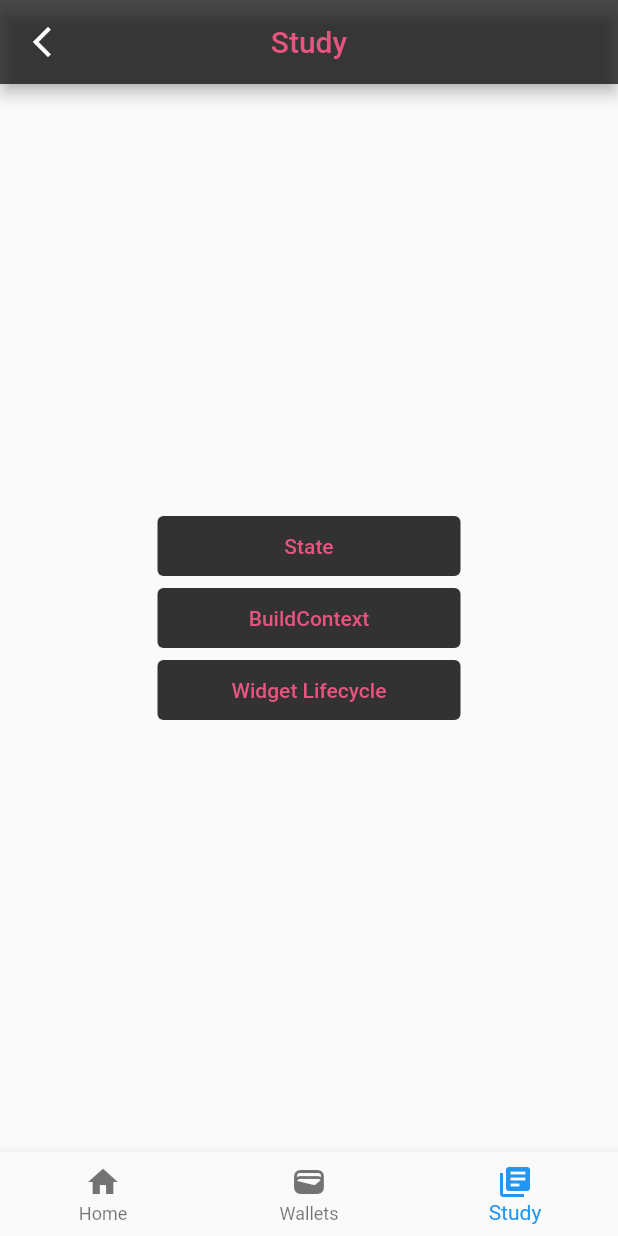
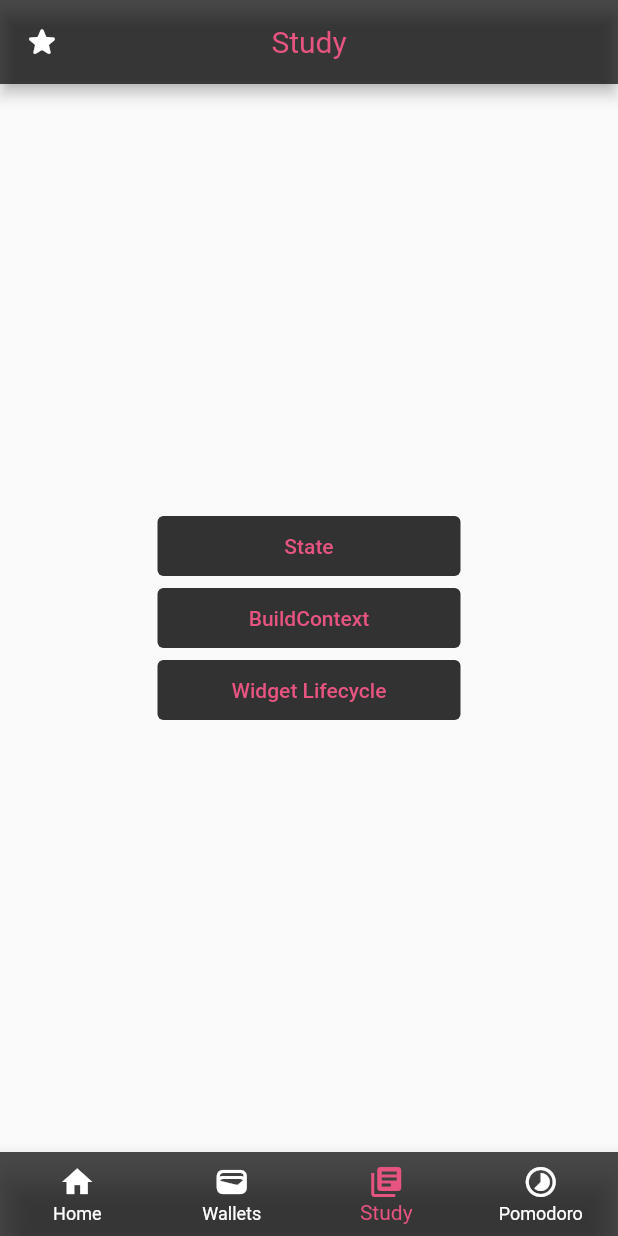
Before and after one commit to GangOn0215/flutter-toonfilx, a Flutter app: the screen it shows after launch, item 3 of the bottom bar chosen, on a phone screen of 412 x 824 dp. Run offline on Flutter 3.47's test engine with Material 2 defaults, Android fonts, the phone set to English and light mode, and no system bars.

Commit message:
#5.0 Pomodoro App
add bottom nav > pomodoro

```diff
--- a/lib/main.dart
+++ b/lib/main.dart
@@ -4,11 +4,14 @@ import 'package:toonflix/utils/tab_navigator.dart';
 import 'package:toonflix/widgets/bottom_navigation.dart';
 
 void main() {
-  runApp(const App());
+  runApp(App());
 }
 
 class App extends StatelessWidget {
-  const App({super.key});
+  final _commonBackgroundColor = Colors.black.withOpacity(0.7);
+  final _commonFontColor = const Color(0xFFE75480);
+
+  App({super.key});
 
   @override
   Widget build(BuildContext context) {
@@ -17,6 +20,18 @@ class App extends StatelessWidget {
         textTheme: const TextTheme(
           titleLarge: TextStyle(
             color: Colors.amber,
+          ),
+        ),
+        bottomNavigationBarTheme: BottomNavigationBarThemeData(
+          backgroundColor: _commonBackgroundColor,
+          unselectedItemColor: Colors.white,
+          selectedItemColor: _commonFontColor,
+        ),
+        appBarTheme: AppBarTheme(
+          backgroundColor: _commonBackgroundColor,
+          titleTextStyle: TextStyle(
+            color: _commonFontColor,
+            fontSize: 20,
           ),
         ),
       ),
@@ -39,11 +54,12 @@ class _RoutePageState extends State<RoutePage> {
     TabItem.home: GlobalKey<NavigatorState>(),
     TabItem.wallets: GlobalKey<NavigatorState>(),
     TabItem.study: GlobalKey<NavigatorState>(),
+    TabItem.pomodoro: GlobalKey<NavigatorState>(),
   };
 
   void _selectTab(TabItem tabItem) {
     if (tabItem == _currentTab) {
-      /// 네비게이션 탭을 누르면, 해당 네비의 첫 스크린으로 이동!
+      // 네비게이션 탭을 누르면, 해당 네비의 첫 스크린으로 이동!
       _navigatorKeys[tabItem]!.currentState!.popUntil(
             (route) => route.isFirst,
           );
@@ -78,6 +94,7 @@ class _RoutePageState extends State<RoutePage> {
             _buildOffstageNavigator(TabItem.home),
             _buildOffstageNavigator(TabItem.wallets),
             _buildOffstageNavigator(TabItem.study),
+            _buildOffstageNavigator(TabItem.pomodoro),
           ],
         ),
         bottomNavigationBar: BottomNavigation(
--- a/lib/screens/home.dart
+++ b/lib/screens/home_screen.dart
@@ -1,7 +1,7 @@
 import 'package:flutter/material.dart';
 
-class Home extends StatelessWidget {
-  const Home({super.key});
+class HomeScreen extends StatelessWidget {
+  const HomeScreen({super.key});
 
   @override
   Widget build(BuildContext context) {
--- a/lib/screens/study.dart
+++ b/lib/screens/study_screen.dart
@@ -2,8 +2,8 @@ import 'package:flutter/material.dart';
 import 'package:toonflix/widgets/study/button_nav.dart';
 import 'package:toonflix/widgets/study/state_button_small.dart';
 
-class Study extends StatelessWidget {
-  const Study({super.key});
+class StudyScreen extends StatelessWidget {
+  const StudyScreen({super.key});
 
   @override
   Widget build(BuildContext context) {
@@ -229,16 +229,14 @@ PreferredSizeWidget _buildAppBar({
   required BuildContext context,
 }) {
   return AppBar(
-    backgroundColor: Colors.black.withOpacity(0.7),
     centerTitle: true,
     title: Text(
       title,
-      style: const TextStyle(
-        color: Color(0xFFE75480),
-      ),
     ),
     leading: IconButton(
-      icon: const Icon(Icons.arrow_back_ios_new_outlined),
+      icon: Icon(Navigator.canPop(context)
+          ? Icons.arrow_back_ios_new_outlined
+          : Icons.star_rounded),
       onPressed: () => {
         if (Navigator.canPop(context)) {Navigator.of(context).pop()}
       },
--- a/lib/screens/wallets.dart
+++ b/lib/screens/wallets_screen.dart
@@ -2,8 +2,8 @@ import 'package:toonflix/widgets/button.dart';
 import 'package:toonflix/widgets/currency_card.dart';
 import 'package:flutter/material.dart';
 
-class Wallets extends StatelessWidget {
-  const Wallets({super.key});
+class WalletsScreen extends StatelessWidget {
+  const WalletsScreen({super.key});
 
   @override
   Widget build(BuildContext context) {
--- a/lib/utils/tab_item.dart
+++ b/lib/utils/tab_item.dart
@@ -1,26 +1,30 @@
 import 'package:flutter/material.dart';
-import 'package:toonflix/screens/home.dart';
-import 'package:toonflix/screens/study.dart';
-import 'package:toonflix/screens/wallets.dart';
+import 'package:toonflix/screens/home_screen.dart';
+import 'package:toonflix/screens/pomodoro_screen.dart';
+import 'package:toonflix/screens/study_screen.dart';
+import 'package:toonflix/screens/wallets_screen.dart';
 
 // https://suhwanc.tistory.com/200 창고
 
-enum TabItem { home, wallets, study }
+enum TabItem { home, wallets, study, pomodoro }
 
 const Map<TabItem, String> tabName = {
   TabItem.home: 'home',
   TabItem.wallets: 'wallets',
-  TabItem.study: 'state',
+  TabItem.study: 'study',
+  TabItem.pomodoro: 'pomodoro',
 };
 
 const Map<TabItem, int> tabIdx = {
   TabItem.home: 0,
   TabItem.wallets: 1,
   TabItem.study: 2,
+  TabItem.pomodoro: 3,
 };
 
 Map<TabItem, Widget> tabScreen = {
-  TabItem.home: const Home(),
-  TabItem.wallets: const Wallets(),
-  TabItem.study: const Study(),
+  TabItem.home: const HomeScreen(),
+  TabItem.wallets: const WalletsScreen(),
+  TabItem.study: const StudyScreen(),
+  TabItem.pomodoro: const PomodoroScreen(),
 };
--- a/lib/widgets/bottom_navigation.dart
+++ b/lib/widgets/bottom_navigation.dart
@@ -28,6 +28,10 @@ class BottomNavigation extends StatelessWidget {
           icon: Icon(Icons.my_library_books),
           label: 'Study',
         ),
+        BottomNavigationBarItem(
+          icon: Icon(Icons.timelapse_rounded),
+          label: 'Pomodoro',
+        ),
       ],
       onTap: (index) => onSelectTab(
         TabItem.values[index],
```
Also changed, not shown: lib/screens/pomodoro_screen.dart (added, +88 -0 lines), 1 other file.
